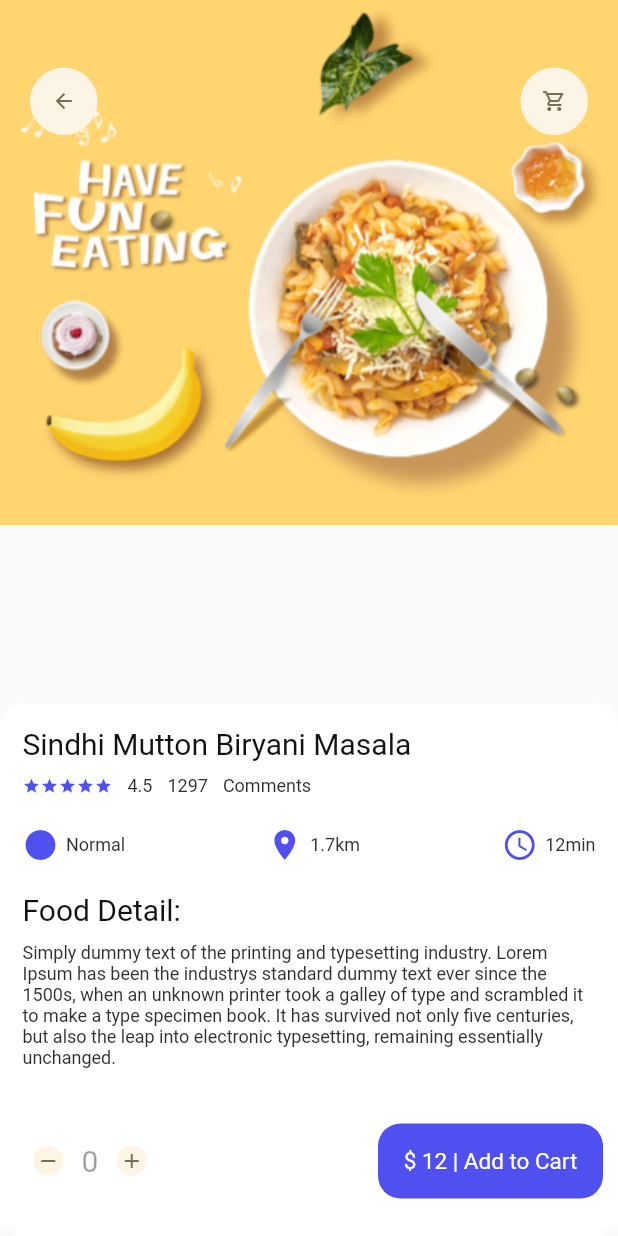
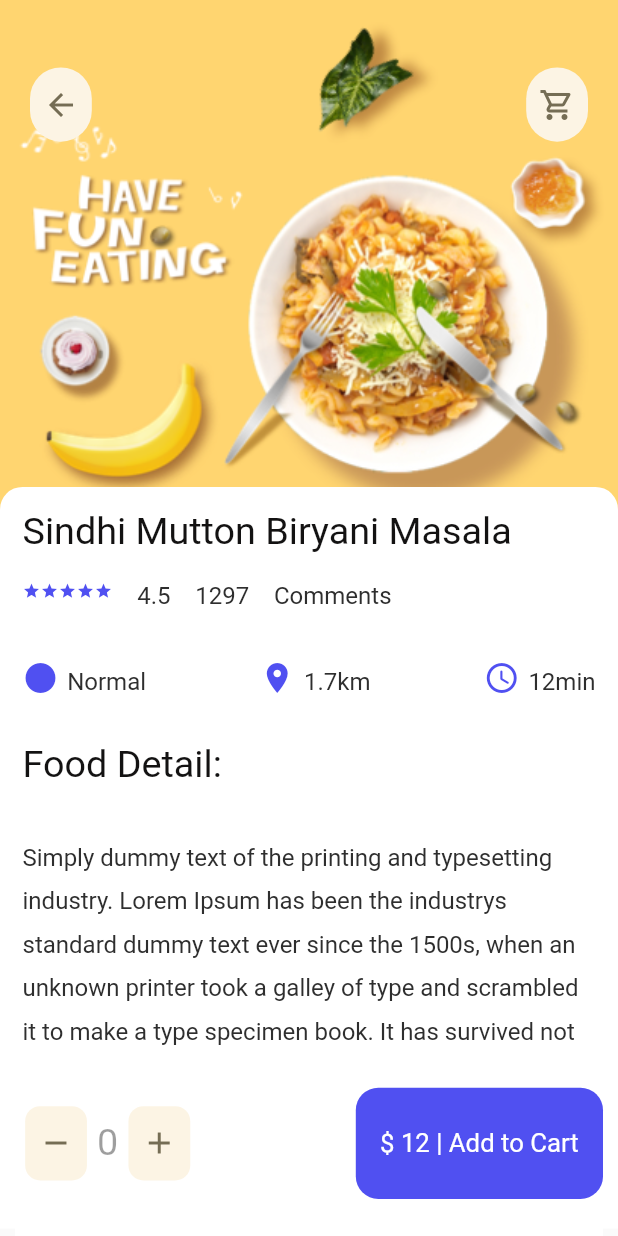
Before and after one commit to saadahmed1996/Practice_Dart, a Flutter app: the screen it shows after launch, after a tap on "Sindhi Mutton Biryani Masala", on a phone screen of 412 x 824 dp. Run offline on Flutter 3.47's test engine with Material 2 defaults, Android fonts, the phone set to English and light mode, and no system bars; our stand-ins replace dots_indicator.

Commit message:
Dimension
Dimensions using media query.

```diff
--- a/lib/main.dart
+++ b/lib/main.dart
@@ -1,8 +1,5 @@
 import 'package:flutter/material.dart';
-import 'package:restaurant_application/pages/food/popular_food_detail.dart';
-import 'package:restaurant_application/pages/food/recommended_food_detail.dart';
 import 'package:restaurant_application/pages/home/bottom_navigation/bottom_navgivation_bar.dart';
-import 'package:restaurant_application/pages/home/main_food_body.dart';
 
 void main() {
   runApp(const MyApp());
--- a/lib/pages/food/popular_food_detail.dart
+++ b/lib/pages/food/popular_food_detail.dart
@@ -1,5 +1,6 @@
 import 'package:flutter/material.dart';
 import 'package:restaurant_application/utils/colors.dart';
+import 'package:restaurant_application/utils/dimensions.dart';
 import 'package:restaurant_application/widgets/app_icon.dart';
 import 'package:restaurant_application/widgets/bigtext.dart';
 import 'package:restaurant_application/widgets/icon_plus_text.dart';
@@ -19,7 +20,7 @@ class PopularFoodDetail extends StatelessWidget {
             right: 0,
             child: Container(
               width: double.maxFinite,
-              height: 350,
+              height: Responsive.height(45, context),
               decoration: BoxDecoration(
                 image: DecorationImage(
                   image: AssetImage('assets/image/food0.png'),
@@ -53,7 +54,7 @@ class PopularFoodDetail extends StatelessWidget {
             bottom: 5,
             //Content Container for food details
             child: Container(
-              height: 350,
+              height: Responsive.height(60, context),
               width: double.maxFinite,
               decoration: BoxDecoration(
                 borderRadius: BorderRadius.only(
@@ -68,7 +69,7 @@ class PopularFoodDetail extends StatelessWidget {
                   crossAxisAlignment: CrossAxisAlignment.start,
                   children: [
                     BigText(text: 'Sindhi Mutton Biryani Masala'),
-                    SizedBox(height: 10),
+                    SizedBox(height: Responsive.height(1.2, context)),
                     Row(
                       children: [
                         Wrap(
@@ -81,15 +82,15 @@ class PopularFoodDetail extends StatelessWidget {
                             ),
                           ),
                         ),
-                        const SizedBox(width: 10),
+                        SizedBox(width: Responsive.width(4, context)),
                         SmallText(text: '4.5'),
-                        const SizedBox(width: 10),
+                        SizedBox(width: Responsive.width(4, context)),
                         SmallText(text: '1297'),
-                        const SizedBox(width: 10),
+                        SizedBox(width: Responsive.width(4, context)),
                         SmallText(text: 'Comments'),
                       ],
                     ),
-                    SizedBox(height: 20),
+                    SizedBox(height: Responsive.height(3.5, context)),
                     Row(
                       mainAxisAlignment: MainAxisAlignment.spaceBetween,
                       children: [
@@ -110,9 +111,9 @@ class PopularFoodDetail extends StatelessWidget {
                         ),
                       ],
                     ),
-                    SizedBox(height: 20),
+                    SizedBox(height: Responsive.height(3.5, context)),
                     BigText(text: 'Food Detail:'),
-                    SizedBox(height: 10),
+                    SizedBox(height: Responsive.height(3.5, context)),
                     SmallText(
                         text:
                             'Simply dummy text of the printing and typesetting industry. Lorem Ipsum has been the industrys standard dummy text ever since the 1500s, when an unknown printer took a galley of type and scrambled it to make a type specimen book. It has survived not only five centuries, but also the leap into electronic typesetting, remaining essentially unchanged.'),
@@ -127,7 +128,7 @@ class PopularFoodDetail extends StatelessWidget {
             left: 0,
             bottom: 0,
             child: Container(
-              height: 100,
+              height: Responsive.height(15, context),
               width: double.maxFinite,
               margin: EdgeInsets.only(
                 right: 10,
@@ -140,11 +141,12 @@ class PopularFoodDetail extends StatelessWidget {
                 mainAxisAlignment: MainAxisAlignment.spaceBetween,
                 children: [
                   Container(
-                    height: 50,
-                    width: 100,
+                    height: Responsive.height(8.5, context),
+                    width: Responsive.width(30, context),
                     decoration: BoxDecoration(
                       borderRadius: BorderRadius.circular(15),
                       color: Colors.white38,
+                      //white38
                     ),
                     child: Row(
                       mainAxisAlignment: MainAxisAlignment.spaceEvenly,
@@ -165,8 +167,8 @@ class PopularFoodDetail extends StatelessWidget {
                     ),
                   ),
                   Container(
-                    height: 50,
-                    width: 150,
+                    height: Responsive.height(9, context),
+                    width: Responsive.width(40, context),
                     decoration: BoxDecoration(
                       borderRadius: BorderRadius.circular(15),
                       color: CustomColors.mainAppColor,
--- a/lib/pages/home/bottom_navigation/bottom_navgivation_bar.dart
+++ b/lib/pages/home/bottom_navigation/bottom_navgivation_bar.dart
@@ -1,6 +1,5 @@
 import 'package:flutter/material.dart';
-import 'package:flutter/src/foundation/key.dart';
-import 'package:flutter/src/widgets/framework.dart';
+
 import 'package:restaurant_application/pages/food/popular_food_detail.dart';
 import 'package:restaurant_application/pages/food/recommended_food_detail.dart';
 import 'package:restaurant_application/pages/home/main_food_body.dart';
--- a/lib/pages/home/food_page_body.dart
+++ b/lib/pages/home/food_page_body.dart
@@ -1,6 +1,7 @@
 import 'package:flutter/material.dart';
 import 'package:restaurant_application/pages/food/recommended_food_detail.dart';
 import 'package:restaurant_application/utils/colors.dart';
+import 'package:restaurant_application/utils/dimensions.dart';
 import 'package:restaurant_application/widgets/bigtext.dart';
 import 'package:restaurant_application/widgets/icon_plus_text.dart';
 import 'package:restaurant_application/widgets/smalltext.dart';
@@ -20,6 +21,9 @@ class _FoodPageBodyState extends State<FoodPageBody> {
   final _currentPageValue = 0.0;
   @override
   Widget build(BuildContext context) {
+    // print("height" + MediaQuery.of(context).size.height.toString());
+    // print("width" + MediaQuery.of(context).size.width.toString());
+    // print('screen size' + MediaQuery.of(context).size.toString());
     return Column(
       children: [
         //Slider Section
@@ -35,7 +39,8 @@ class _FoodPageBodyState extends State<FoodPageBody> {
           child: Container(
             //For debuging purpose.
             //color: Colors.redAccent,
-            height: 320,
+            height: Responsive.height(55, context),
+            //height: 320,
             //Using page view to build a slider.
             child: PageView.builder(
               controller: pageController,
@@ -60,31 +65,33 @@ class _FoodPageBodyState extends State<FoodPageBody> {
                 borderRadius: BorderRadius.circular(5.0)),
           ),
         ),
-        const SizedBox(height: 30),
+        SizedBox(height: Responsive.height(5, context)),
         //Showing middle text
         Container(
-          margin: EdgeInsets.only(left: 30),
+          margin: EdgeInsets.only(left: Responsive.height(4.5, context)),
           child: Row(
             crossAxisAlignment: CrossAxisAlignment.end,
             children: [
               BigText(text: 'Recommendations'),
-              const SizedBox(width: 10),
+              SizedBox(width: Responsive.width(2.5, context)),
               Container(
-                margin: EdgeInsets.only(bottom: 3),
+                margin:
+                    EdgeInsets.only(bottom: Responsive.height(0.5, context)),
                 child: BigText(
                   text: '.',
                   color: Colors.black26,
                 ),
               ),
-              const SizedBox(width: 10),
+              SizedBox(width: Responsive.width(2.8, context)),
               Container(
-                margin: EdgeInsets.only(bottom: 2),
+                margin:
+                    EdgeInsets.only(bottom: Responsive.height(0.2, context)),
                 child: SmallText(text: 'Food List'),
               ),
             ],
           ),
         ),
-        SizedBox(height: 20),
+        SizedBox(height: Responsive.height(4, context)),
         //Showing food list vertically.
         ListView.builder(
             physics: NeverScrollableScrollPhysics(),
@@ -106,8 +113,8 @@ class _FoodPageBodyState extends State<FoodPageBody> {
                     children: [
                       //Image section.
                       Container(
-                        width: 120,
-                        height: 120,
+                        width: Responsive.width(32, context),
+                        height: Responsive.height(19, context),
                         decoration: BoxDecoration(
                           borderRadius: BorderRadius.circular(20),
                           color: Colors.white38,
@@ -121,7 +128,7 @@ class _FoodPageBodyState extends State<FoodPageBody> {
                       //Expanded widget takes all the available space.
                       Expanded(
                         child: Container(
-                          height: 100,
+                          height: Responsive.height(17, context),
                           decoration: BoxDecoration(
                             borderRadius: BorderRadius.only(
                               topRight: Radius.circular(20),
@@ -136,9 +143,11 @@ class _FoodPageBodyState extends State<FoodPageBody> {
                               mainAxisAlignment: MainAxisAlignment.center,
                               children: [
                                 BigText(text: 'Mutton Handi'),
-                                SizedBox(height: 10),
+                                SizedBox(
+                                    height: Responsive.height(1.8, context)),
                                 SmallText(text: 'With all characteristics'),
-                                SizedBox(height: 10),
+                                SizedBox(
+                                    height: Responsive.height(1.5, context)),
                                 Row(
                                   mainAxisAlignment:
                                       MainAxisAlignment.spaceBetween,
@@ -181,14 +190,17 @@ class _FoodPageBodyState extends State<FoodPageBody> {
       children: [
         //Fist big container with the image.
         Container(
-          height: 220,
-          margin: const EdgeInsets.only(left: 10, right: 10),
+          height: Responsive.height(34, context),
+          //height: 220,
+          margin: EdgeInsets.only(
+              left: Responsive.height(1.5, context),
+              right: Responsive.height(1.5, context)),
           decoration: BoxDecoration(
             borderRadius: BorderRadius.circular(30),
             //Using two colors with the help of ternary operator.
             color: index.isEven ? Color(0xff69c5df) : Color(0xff9294cc),
             image: const DecorationImage(
-              image: AssetImage('assets/image/food1.png'),
+              image: AssetImage('assets/image/food0.png'),
               fit: BoxFit.cover,
             ),
           ),
@@ -198,28 +210,35 @@ class _FoodPageBodyState extends State<FoodPageBody> {
           alignment: Alignment.bottomCenter,
           //Second container for dish rating and reviews.
           child: Container(
-            height: 120,
-            margin: const EdgeInsets.only(left: 30, right: 30, bottom: 30),
+            height: Responsive.height(21, context),
+            //height: 120,
+            margin: EdgeInsets.only(
+                left: Responsive.height(3, context),
+                right: Responsive.height(3, context),
+                bottom: Responsive.height(3, context)),
             //using decoration box to round the container from the edges and give it a color.
             decoration: BoxDecoration(
               borderRadius: BorderRadius.circular(20),
               color: Colors.white,
               boxShadow: [
                 BoxShadow(
-                  color: Color(0xffe8e8e8),
+                  color: Color.fromARGB(255, 140, 140, 140),
                   blurRadius: 5.0,
                   offset: Offset(0, 5),
                 ),
               ],
             ),
             child: Padding(
-              padding: const EdgeInsets.only(top: 15, left: 15, right: 15),
+              padding: EdgeInsets.only(
+                  top: Responsive.height(3, context),
+                  left: Responsive.height(3, context),
+                  right: Responsive.height(3, context)),
               child: Column(
                 crossAxisAlignment: CrossAxisAlignment.start,
                 children: [
                   //1st section of the 2nd container.
                   BigText(text: 'Sindhi Mutton Biryani Masala'),
-                  const SizedBox(height: 10),
+                  SizedBox(height: Responsive.height(1.5, context)),
                   //2nd section of the 2nd container.
                   Row(
                     //mainAxisAlignment: MainAxisAlignment.spaceEvenly,
@@ -230,19 +249,19 @@ class _FoodPageBodyState extends State<FoodPageBody> {
                           (index) => const Icon(
                             Icons.star,
                             color: CustomColors.mainAppColor,
-                            size: 12,
+                            size: 15,
                           ),
                         ),
                       ),
-                      const SizedBox(width: 10),
+                      SizedBox(width: Responsive.width(2.5, context)),
                       SmallText(text: '4.5'),
-                      const SizedBox(width: 10),
+                      SizedBox(width: Responsive.width(2.5, context)),
                       SmallText(text: '1297'),
-                      const SizedBox(width: 10),
+                      SizedBox(width: Responsive.width(2.5, context)),
                       SmallText(text: 'Comments'),
                     ],
                   ),
-                  const SizedBox(height: 20),
+                  SizedBox(height: Responsive.height(3.5, context)),
                   //3rd section of the 2nd container.
                   Row(
                     mainAxisAlignment: MainAxisAlignment.spaceBetween,
--- a/lib/pages/home/main_food_body.dart
+++ b/lib/pages/home/main_food_body.dart
@@ -1,5 +1,6 @@
 import 'package:flutter/material.dart';
 import 'package:restaurant_application/utils/colors.dart';
+import 'package:restaurant_application/utils/dimensions.dart';
 import 'package:restaurant_application/widgets/bigtext.dart';
 import 'package:restaurant_application/widgets/smalltext.dart';
 import 'food_page_body.dart';
@@ -9,15 +10,17 @@ class MainBody extends StatelessWidget {
 
   @override
   Widget build(BuildContext context) {
-    return SafeArea(
-      child: Scaffold(
+    return Scaffold(
       body: Column(
         children: [
           //Header Section including Country, City names and search bar icon.
           Container(
             child: Container(
-                margin: EdgeInsets.only(top: 45, bottom: 15),
-                padding: EdgeInsets.only(left: 20, right: 20),
+              decoration: BoxDecoration(
+                // color: Colors.redAccent,
+              ),
+              margin: EdgeInsets.only(top: Responsive.height(7.5, context), bottom: Responsive.height(4.5, context)),
+              padding: EdgeInsets.only(left: Responsive.height(2.5, context), right: Responsive.height(2.5, context)),
               child: Row(
                 mainAxisAlignment: MainAxisAlignment.spaceBetween,
                 children: [
@@ -34,8 +37,8 @@ class MainBody extends StatelessWidget {
                   ),
                   Center(
                     child: Container(
-                        height: 45,
-                        width: 45,
+                      height: Responsive.height(8, context),
+                      width: Responsive.width(14, context),
                       child: Icon(
                         Icons.search,
                         color: Colors.white,
@@ -57,7 +60,6 @@ class MainBody extends StatelessWidget {
           )
         ],
       ),
-      ),
     );
   }
 }
--- /dev/null
+++ b/lib/utils/dimensions.dart
@@ -0,0 +1,20 @@
+import "package:flutter/material.dart";
+
+class Responsive {
+  static width(double p, BuildContext context) {
+    return MediaQuery.of(context).size.width * (p / 100);
+  }
+
+  static height(double p, BuildContext context) {
+    return MediaQuery.of(context).size.height * (p / 100);
+  }
+}
+
+class AdaptiveTextSize {
+  const AdaptiveTextSize();
+
+  static getadaptiveTextSize(BuildContext context, dynamic value) {
+    // 720 is medium screen height
+    return (value / 720) * MediaQuery.of(context).size.height;
+  }
+}
--- a/lib/widgets/app_icon.dart
+++ b/lib/widgets/app_icon.dart
@@ -1,4 +1,5 @@
 import 'package:flutter/material.dart';
+import 'package:restaurant_application/utils/dimensions.dart';
 
 class AppIcon extends StatelessWidget {
   final IconData icon;
@@ -16,8 +17,8 @@ class AppIcon extends StatelessWidget {
   @override
   Widget build(BuildContext context) {
     return Container(
-      width: size,
-      height: size,
+      width: Responsive.width(10, context),
+      height: Responsive.height(6, context),
       decoration: BoxDecoration(
         borderRadius: BorderRadius.circular(size / 2),
         color: backgroundColor,
@@ -25,7 +26,7 @@ class AppIcon extends StatelessWidget {
       child: Icon(
         icon,
         color: iconColor,
-        size: 16,
+        size: 24,
       ),
     );
   }
--- a/lib/widgets/bigtext.dart
+++ b/lib/widgets/bigtext.dart
@@ -1,4 +1,5 @@
 import 'package:flutter/material.dart';
+import 'package:restaurant_application/utils/dimensions.dart';
 
 //Reusable text widget for big font size.
 
@@ -11,7 +12,7 @@ class BigText extends StatelessWidget {
       {Key? key,
       this.color = const Color(0xFF131212),
       required this.text,
-      this.size = 20,
+      this.size = 22,
       this.overflow = TextOverflow.ellipsis})
       : super(key: key);
 
@@ -24,7 +25,8 @@ class BigText extends StatelessWidget {
       style: TextStyle(
         fontFamily: 'Roboto',
         color: color,
-        fontSize: size,
+        //fontSize: size,
+        fontSize: AdaptiveTextSize.getadaptiveTextSize(context, size),
         fontWeight: FontWeight.w400,
       ),
     );
--- a/lib/widgets/icon_plus_text.dart
+++ b/lib/widgets/icon_plus_text.dart
@@ -1,5 +1,7 @@
 import 'package:flutter/material.dart';
 import 'package:restaurant_application/widgets/smalltext.dart';
+
+import '../utils/dimensions.dart';
 
 //Creating a reusable icon and text widget horizontally.
 class IconPlusText extends StatelessWidget {
@@ -21,7 +23,7 @@ class IconPlusText extends StatelessWidget {
           icon,
           color: iconColor,
         ),
-        const SizedBox(width: 5),
+        SizedBox(width: Responsive.width(1.4, context)),
         SmallText(text: text),
       ],
     );
--- a/lib/widgets/smalltext.dart
+++ b/lib/widgets/smalltext.dart
@@ -1,4 +1,5 @@
 import 'package:flutter/material.dart';
+import 'package:restaurant_application/utils/dimensions.dart';
 
 //Reusable text widget for small font size.
 
@@ -10,20 +11,22 @@ class SmallText extends StatelessWidget {
   SmallText(
       {Key? key,
       required this.text,
-      this.size = 12,
+      this.size = 14,
       this.color = const Color(0xFF2e2e2e),
-      this.height = 1.2})
+      this.height = 1.6 })
       : super(key: key);
 
   @override
   Widget build(BuildContext context) {
+    // print(AdaptiveTextSize.getadaptiveTextSize(context, size));
     return Text(
       text,
       style: TextStyle(
         fontFamily: 'Roboto',
-        fontSize: size,
+        //fontSize: size,
+        fontSize: AdaptiveTextSize.getadaptiveTextSize(context, size),
         color: color,
-        height: height,
+        height: AdaptiveTextSize.getadaptiveTextSize(context, height),
       ),
     );
   }
```
Also changed, not shown: lib/pages/authentication/sign_in.dart (added, +115 -0 lines), lib/pages/food/recommended_food_detail.dart (+16 -12 lines), lib/pages/authentication/registration.dart (added). Lines whose indentation alone changed are shown as unchanged.
